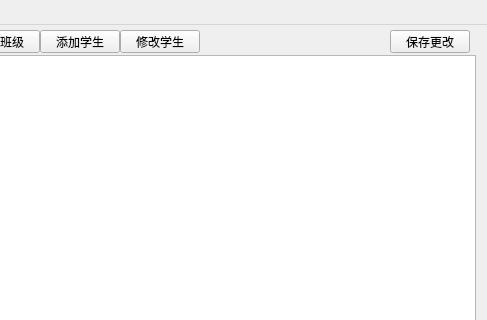
Qt form mainwindow.ui (jiangzheng1582090156/student_manager_system) before a commit; both pictures show x 470 to 957 and y 0 to 320 of the 957 by 649 pixel window.
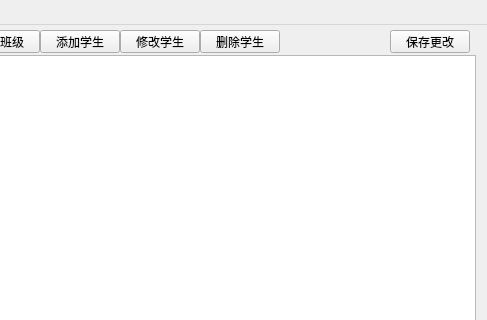
The same form after that commit.

Diff of the .ui file:
```diff
--- a/mainwindow.ui
+++ b/mainwindow.ui
@@ -175,6 +175,19 @@
      <string>修改学生</string>
     </property>
    </widget>
+   <widget class="QPushButton" name="btn_delete_student">
+    <property name="geometry">
+     <rect>
+      <x>670</x>
+      <y>5</y>
+      <width>80</width>
+      <height>23</height>
+     </rect>
+    </property>
+    <property name="text">
+     <string>删除学生</string>
+    </property>
+   </widget>
   </widget>
   <widget class="QMenuBar" name="menuBar">
    <property name="geometry">
```
